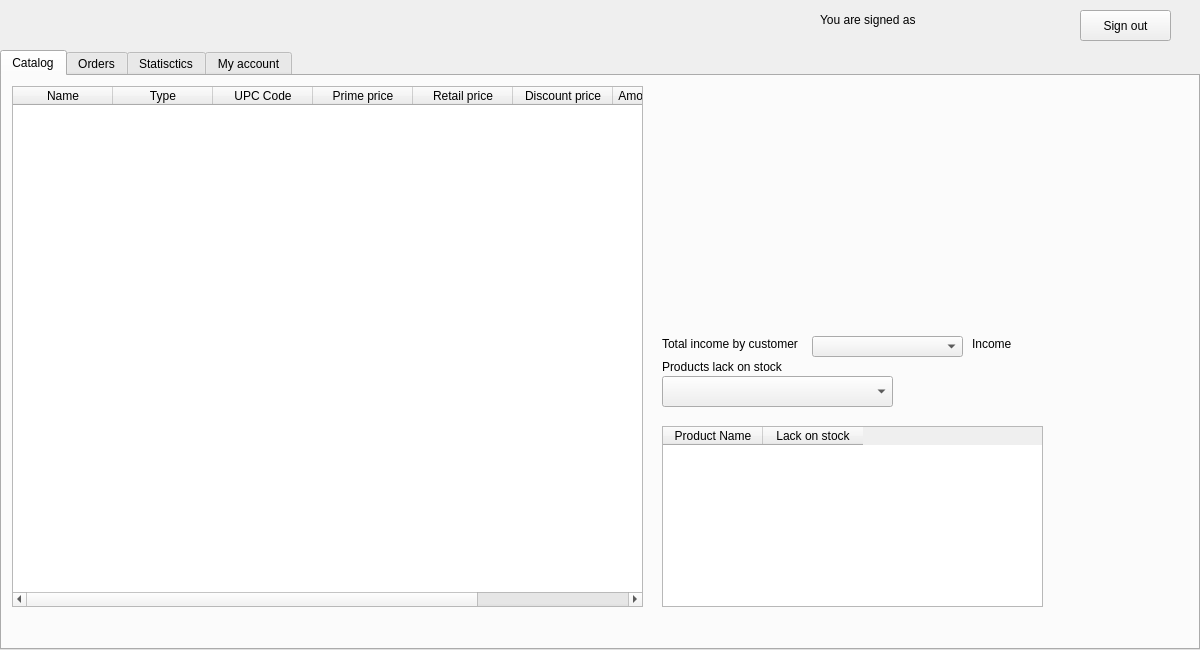
This is front/worker/worker_window.ui in Nyakutka/brewery as Qt 5 draws it before an edit. The edited form follows.
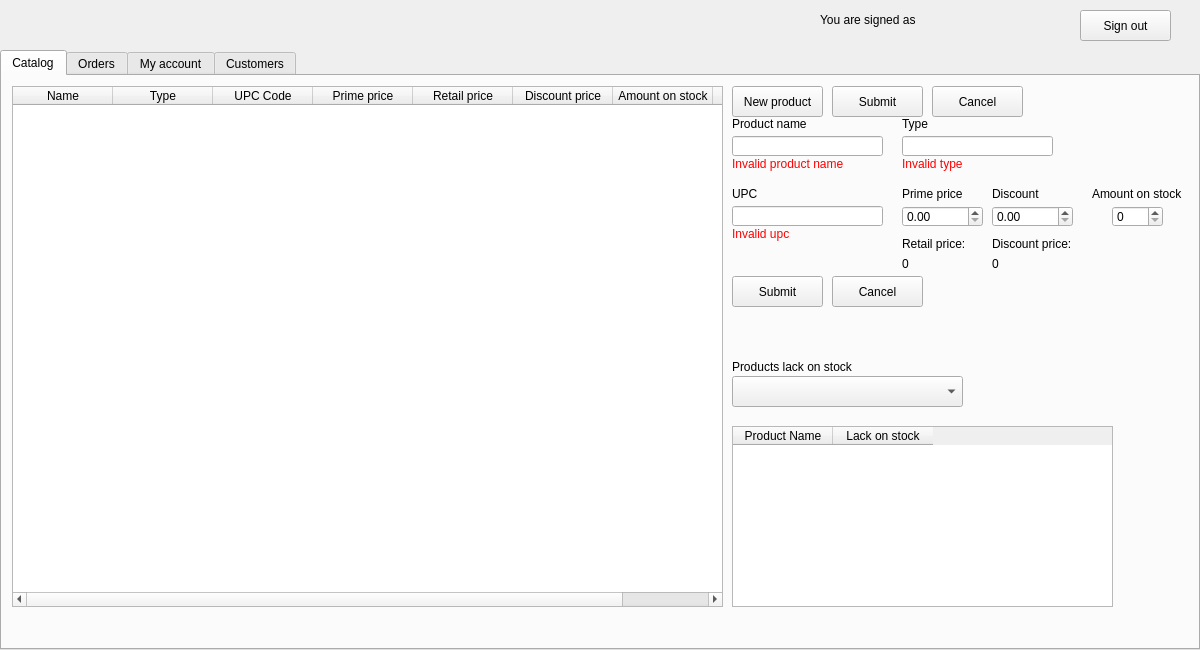
This is the edited form.

```diff
--- a/front/worker/worker_window.ui
+++ b/front/worker/worker_window.ui
@@ -41,7 +41,7 @@
        <rect>
         <x>10</x>
         <y>10</y>
-        <width>631</width>
+        <width>711</width>
         <height>521</height>
        </rect>
       </property>
@@ -89,7 +89,7 @@
      <widget class="QTableWidget" name="all_lack_table_widget">
       <property name="geometry">
        <rect>
-        <x>660</x>
+        <x>730</x>
         <y>350</y>
         <width>381</width>
         <height>181</height>
@@ -112,7 +112,7 @@
       </property>
       <property name="geometry">
        <rect>
-        <x>660</x>
+        <x>730</x>
         <y>280</y>
         <width>141</width>
         <height>21</height>
@@ -125,47 +125,329 @@
      <widget class="QComboBox" name="all_customer_filter_comboBox">
       <property name="geometry">
        <rect>
-        <x>660</x>
+        <x>730</x>
         <y>300</y>
         <width>231</width>
         <height>31</height>
        </rect>
       </property>
      </widget>
-     <widget class="QLabel" name="total_income_label">
+     <widget class="QPushButton" name="new_product_pushButton">
       <property name="geometry">
        <rect>
-        <x>660</x>
-        <y>260</y>
-        <width>141</width>
+        <x>730</x>
+        <y>10</y>
+        <width>91</width>
+        <height>31</height>
+       </rect>
+      </property>
+      <property name="text">
+       <string>New product</string>
+      </property>
+     </widget>
+     <widget class="QLineEdit" name="product_name_line_edit">
+      <property name="geometry">
+       <rect>
+        <x>730</x>
+        <y>60</y>
+        <width>151</width>
+        <height>20</height>
+       </rect>
+      </property>
+     </widget>
+     <widget class="QLabel" name="product_name_label">
+      <property name="geometry">
+       <rect>
+        <x>730</x>
+        <y>40</y>
+        <width>81</width>
         <height>16</height>
        </rect>
       </property>
       <property name="text">
-       <string>Total income by customer</string>
+       <string>Product name</string>
       </property>
      </widget>
-     <widget class="QComboBox" name="total_income_filter_comboBox">
+     <widget class="QLabel" name="type_label">
       <property name="geometry">
        <rect>
-        <x>810</x>
-        <y>260</y>
+        <x>900</x>
+        <y>40</y>
+        <width>81</width>
+        <height>16</height>
+       </rect>
+      </property>
+      <property name="text">
+       <string>Type</string>
+      </property>
+     </widget>
+     <widget class="QLineEdit" name="type_line_edit">
+      <property name="geometry">
+       <rect>
+        <x>900</x>
+        <y>60</y>
         <width>151</width>
+        <height>20</height>
+       </rect>
+      </property>
+      <property name="text">
+       <string/>
+      </property>
+     </widget>
+     <widget class="QLabel" name="upc_label">
+      <property name="geometry">
+       <rect>
+        <x>730</x>
+        <y>110</y>
+        <width>81</width>
+        <height>16</height>
+       </rect>
+      </property>
+      <property name="text">
+       <string>UPC</string>
+      </property>
+     </widget>
+     <widget class="QLineEdit" name="upc_line_edit">
+      <property name="geometry">
+       <rect>
+        <x>730</x>
+        <y>130</y>
+        <width>151</width>
+        <height>20</height>
+       </rect>
+      </property>
+      <property name="text">
+       <string/>
+      </property>
+     </widget>
+     <widget class="QLabel" name="prime_price_label">
+      <property name="geometry">
+       <rect>
+        <x>900</x>
+        <y>110</y>
+        <width>81</width>
+        <height>16</height>
+       </rect>
+      </property>
+      <property name="text">
+       <string>Prime price</string>
+      </property>
+     </widget>
+     <widget class="QDoubleSpinBox" name="prime_price_doubleSpinBox">
+      <property name="geometry">
+       <rect>
+        <x>900</x>
+        <y>130</y>
+        <width>81</width>
         <height>21</height>
        </rect>
       </property>
+      <property name="maximum">
+       <double>1000.000000000000000</double>
+      </property>
      </widget>
-     <widget class="QLabel" name="income_label">
+     <widget class="QSpinBox" name="amount_spinBox">
       <property name="geometry">
        <rect>
-        <x>970</x>
-        <y>260</y>
+        <x>1110</x>
+        <y>130</y>
         <width>51</width>
+        <height>21</height>
+       </rect>
+      </property>
+     </widget>
+     <widget class="QLabel" name="amount_label">
+      <property name="geometry">
+       <rect>
+        <x>1090</x>
+        <y>110</y>
+        <width>101</width>
         <height>16</height>
        </rect>
       </property>
       <property name="text">
-       <string>Income</string>
+       <string>Amount on stock</string>
+      </property>
+     </widget>
+     <widget class="QPushButton" name="submit_new_product_pushButton">
+      <property name="geometry">
+       <rect>
+        <x>830</x>
+        <y>10</y>
+        <width>91</width>
+        <height>31</height>
+       </rect>
+      </property>
+      <property name="text">
+       <string>Submit</string>
+      </property>
+     </widget>
+     <widget class="QPushButton" name="cancel_new_product_pushButton">
+      <property name="geometry">
+       <rect>
+        <x>930</x>
+        <y>10</y>
+        <width>91</width>
+        <height>31</height>
+       </rect>
+      </property>
+      <property name="text">
+       <string>Cancel</string>
+      </property>
+     </widget>
+     <widget class="QLabel" name="discount_label">
+      <property name="geometry">
+       <rect>
+        <x>990</x>
+        <y>110</y>
+        <width>81</width>
+        <height>16</height>
+       </rect>
+      </property>
+      <property name="text">
+       <string>Discount</string>
+      </property>
+     </widget>
+     <widget class="QDoubleSpinBox" name="discount_doubleSpinBox">
+      <property name="geometry">
+       <rect>
+        <x>990</x>
+        <y>130</y>
+        <width>81</width>
+        <height>21</height>
+       </rect>
+      </property>
+      <property name="maximum">
+       <double>1.000000000000000</double>
+      </property>
+      <property name="singleStep">
+       <double>0.010000000000000</double>
+      </property>
+     </widget>
+     <widget class="QLabel" name="retail_price_label">
+      <property name="geometry">
+       <rect>
+        <x>900</x>
+        <y>160</y>
+        <width>81</width>
+        <height>16</height>
+       </rect>
+      </property>
+      <property name="text">
+       <string>Retail price:</string>
+      </property>
+     </widget>
+     <widget class="QLabel" name="discount_price_label">
+      <property name="geometry">
+       <rect>
+        <x>990</x>
+        <y>160</y>
+        <width>81</width>
+        <height>16</height>
+       </rect>
+      </property>
+      <property name="text">
+       <string>Discount price:</string>
+      </property>
+     </widget>
+     <widget class="QLabel" name="retail_price__value_label">
+      <property name="geometry">
+       <rect>
+        <x>900</x>
+        <y>180</y>
+        <width>81</width>
+        <height>16</height>
+       </rect>
+      </property>
+      <property name="text">
+       <string>0</string>
+      </property>
+     </widget>
+     <widget class="QLabel" name="discount_price_value_label">
+      <property name="geometry">
+       <rect>
+        <x>990</x>
+        <y>180</y>
+        <width>81</width>
+        <height>16</height>
+       </rect>
+      </property>
+      <property name="text">
+       <string>0</string>
+      </property>
+     </widget>
+     <widget class="QLabel" name="invalid_upc_label">
+      <property name="geometry">
+       <rect>
+        <x>730</x>
+        <y>150</y>
+        <width>151</width>
+        <height>16</height>
+       </rect>
+      </property>
+      <property name="styleSheet">
+       <string notr="true">color: rgb(255, 0, 0);</string>
+      </property>
+      <property name="text">
+       <string>Invalid upc</string>
+      </property>
+     </widget>
+     <widget class="QLabel" name="invalid_product_name_label">
+      <property name="geometry">
+       <rect>
+        <x>730</x>
+        <y>80</y>
+        <width>151</width>
+        <height>16</height>
+       </rect>
+      </property>
+      <property name="styleSheet">
+       <string notr="true">color: rgb(255, 0, 0);</string>
+      </property>
+      <property name="text">
+       <string>Invalid product name</string>
+      </property>
+     </widget>
+     <widget class="QLabel" name="invalid_type_label">
+      <property name="geometry">
+       <rect>
+        <x>900</x>
+        <y>80</y>
+        <width>151</width>
+        <height>16</height>
+       </rect>
+      </property>
+      <property name="styleSheet">
+       <string notr="true">color: rgb(255, 0, 0);</string>
+      </property>
+      <property name="text">
+       <string>Invalid type</string>
+      </property>
+     </widget>
+     <widget class="QPushButton" name="submit_update_product_pushButton">
+      <property name="geometry">
+       <rect>
+        <x>730</x>
+        <y>200</y>
+        <width>91</width>
+        <height>31</height>
+       </rect>
+      </property>
+      <property name="text">
+       <string>Submit</string>
+      </property>
+     </widget>
+     <widget class="QPushButton" name="cancel_update_product_pushButton">
+      <property name="geometry">
+       <rect>
+        <x>830</x>
+        <y>200</y>
+        <width>91</width>
+        <height>31</height>
+       </rect>
+      </property>
+      <property name="text">
+       <string>Cancel</string>
       </property>
      </widget>
     </widget>
@@ -377,11 +659,6 @@
       </property>
      </widget>
     </widget>
-    <widget class="QWidget" name="tab">
-     <attribute name="title">
-      <string>Statisctics</string>
-     </attribute>
-    </widget>
     <widget class="QWidget" name="account_tab">
      <attribute name="title">
       <string>My account</string>
@@ -542,7 +819,12 @@
        <string>Change</string>
       </property>
      </widget>
-     <widget class="QLabel" name="invalid_telephone_number_label">
+    </widget>
+    <widget class="QWidget" name="tab">
+     <attribute name="title">
+      <string>Customers</string>
+     </attribute>
+     <widget class="QTableWidget" name="customers_table_widget">
       <property name="geometry">
        <rect>
         <x>310</x>
@@ -551,19 +833,56 @@
         <height>31</height>
        </rect>
       </property>
-      <property name="styleSheet">
-       <string notr="true">color: rgb(255, 0, 0);</string>
+      <column>
+       <property name="text">
+        <string>Name</string>
+       </property>
+      </column>
+      <column>
+       <property name="text">
+        <string>Email</string>
+       </property>
+      </column>
+      <column>
+       <property name="text">
+        <string>Telephone Number</string>
+       </property>
+      </column>
+      <column>
+       <property name="text">
+        <string>Address</string>
+       </property>
+      </column>
+     </widget>
+     <widget class="QComboBox" name="total_income_filter_comboBox">
+      <property name="geometry">
+       <rect>
+        <x>740</x>
+        <y>10</y>
+        <width>151</width>
+        <height>21</height>
+       </rect>
       </property>
+     </widget>
+     <widget class="QLabel" name="income_label">
+      <property name="geometry">
+       <rect>
+        <x>900</x>
+        <y>10</y>
+        <width>51</width>
+        <height>16</height>
+       </rect>
+      </property>
       <property name="text">
        <string>Invalid telephone number, try again</string>
       </property>
      </widget>
-     <widget class="QLabel" name="invalid_address_label">
+     <widget class="QLabel" name="total_income_label">
       <property name="geometry">
        <rect>
-        <x>420</x>
-        <y>240</y>
-        <width>201</width>
+        <x>590</x>
+        <y>10</y>
+        <width>141</width>
         <height>16</height>
        </rect>
       </property>
```
Left out of the diff: 151 changed lines with no effect on the pictures.
